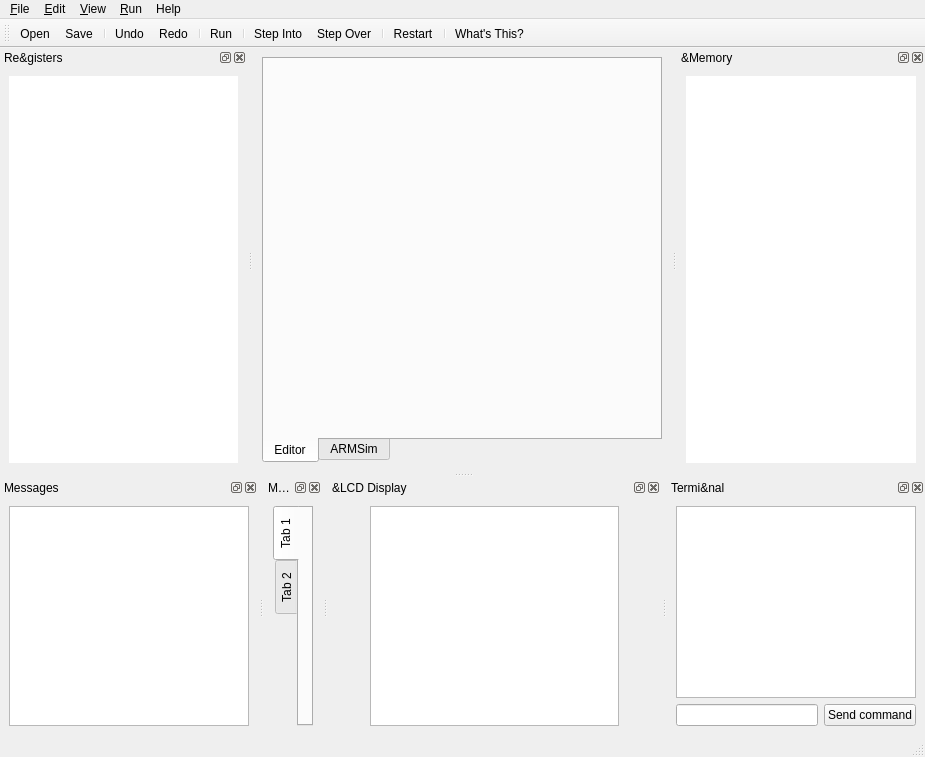
This is qtarmsim/ui/mainwindow.ui in barrachi/qtarmsim as Qt 5 draws it before an edit. The edited form follows.
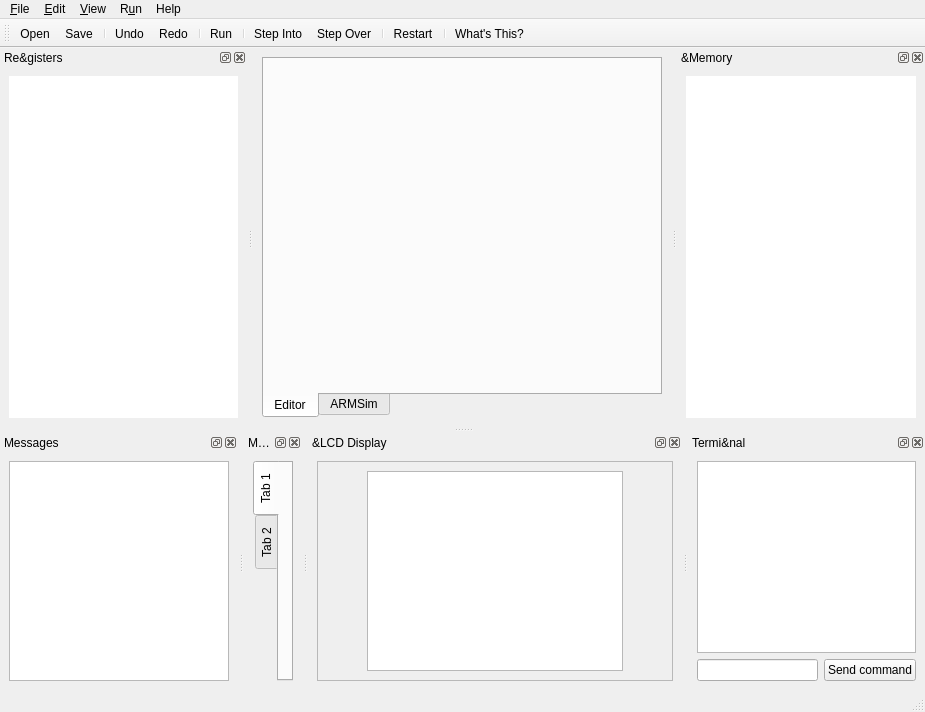
This is the edited form. Icons and pictures are not drawn. Custom widgets are drawn as their Qt base class.

Commit message: Added an scroll area inside the LCD Display dock widget

```diff
--- a/qtarmsim/ui/mainwindow.ui
+++ b/qtarmsim/ui/mainwindow.ui
@@ -7,7 +7,7 @@
     <x>0</x>
     <y>0</y>
     <width>925</width>
-    <height>757</height>
+    <height>712</height>
    </rect>
   </property>
   <property name="sizePolicy">
@@ -120,7 +120,7 @@
      <x>0</x>
      <y>0</y>
      <width>925</width>
-     <height>30</height>
+     <height>32</height>
     </rect>
    </property>
    <widget class="QMenu" name="menuFile">
@@ -145,7 +145,7 @@
    </widget>
    <widget class="QMenu" name="menuRun">
     <property name="title">
-     <string>&amp;Run</string>
+     <string>R&amp;un</string>
     </property>
     <addaction name="actionRun"/>
     <addaction name="separator"/>
@@ -416,6 +416,12 @@
    </widget>
   </widget>
   <widget class="QDockWidget" name="dockWidgetLCDDisplay">
+   <property name="sizePolicy">
+    <sizepolicy hsizetype="Preferred" vsizetype="Preferred">
+     <horstretch>0</horstretch>
+     <verstretch>0</verstretch>
+    </sizepolicy>
+   </property>
    <property name="whatsThis">
     <string>The LCD Display shows the output of a simulated LCD Display Device</string>
    </property>
@@ -426,9 +432,48 @@
     <number>8</number>
    </attribute>
    <widget class="QWidget" name="dockWidgetLCDContents">
+    <property name="sizePolicy">
+     <sizepolicy hsizetype="Preferred" vsizetype="Preferred">
+      <horstretch>0</horstretch>
+      <verstretch>0</verstretch>
+     </sizepolicy>
+    </property>
     <layout class="QHBoxLayout" name="horizontalLayout">
+     <property name="sizeConstraint">
+      <enum>QLayout::SetDefaultConstraint</enum>
+     </property>
      <item>
-      <spacer name="horizontalSpacer">
+      <widget class="QScrollArea" name="scrollArea">
+       <property name="sizePolicy">
+        <sizepolicy hsizetype="MinimumExpanding" vsizetype="MinimumExpanding">
+         <horstretch>0</horstretch>
+         <verstretch>0</verstretch>
+        </sizepolicy>
+       </property>
+       <property name="frameShape">
+        <enum>QFrame::StyledPanel</enum>
+       </property>
+       <property name="frameShadow">
+        <enum>QFrame::Plain</enum>
+       </property>
+       <property name="widgetResizable">
+        <bool>true</bool>
+       </property>
+       <property name="alignment">
+        <set>Qt::AlignLeading|Qt::AlignLeft|Qt::AlignTop</set>
+       </property>
+       <widget class="QWidget" name="scrollAreaWidgetContents">
+        <property name="geometry">
+         <rect>
+          <x>0</x>
+          <y>0</y>
+          <width>360</width>
+          <height>234</height>
+         </rect>
+        </property>
+        <layout class="QHBoxLayout" name="horizontalLayout_4">
+         <item>
+          <spacer name="horizontalSpacerLCD1">
        <property name="orientation">
         <enum>Qt::Horizontal</enum>
        </property>
@@ -441,10 +486,20 @@
       </spacer>
      </item>
      <item>
-      <widget class="MemoryLCDView" name="memoryLCDView"/>
+          <widget class="MemoryLCDView" name="memoryLCDView">
+           <property name="sizePolicy">
+            <sizepolicy hsizetype="Preferred" vsizetype="Preferred">
+             <horstretch>0</horstretch>
+             <verstretch>0</verstretch>
+            </sizepolicy>
+           </property>
+           <property name="sizeAdjustPolicy">
+            <enum>QAbstractScrollArea::AdjustIgnored</enum>
+           </property>
+          </widget>
      </item>
      <item>
-      <spacer name="horizontalSpacer_2">
+          <spacer name="horizontalSpacerLCD2">
        <property name="orientation">
         <enum>Qt::Horizontal</enum>
        </property>
@@ -455,6 +510,10 @@
         </size>
        </property>
       </spacer>
+         </item>
+        </layout>
+       </widget>
+      </widget>
      </item>
     </layout>
    </widget>
```
Left out of the diff: 2 changed lines with no effect on the pictures. Lines whose indentation alone changed are shown as unchanged. The commit also changes 1 other file.
